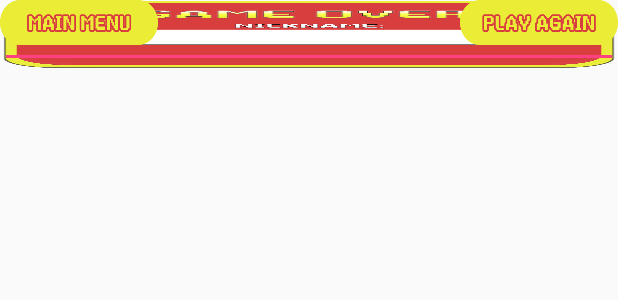
After one commit to valentinkatic/FlunkTheTeacher, an Android app: the layout alertdialog.xml on its own in the app's theme, with its tools: preview values and no code run, on a phone screen of 412 x 824 dp. The commit adds this screen. Shown: the top 300 px of the screen. Run offline under Robolectric (Android 15) with nearby library versions, the phone set to English and light mode, and no system bars.

Commit message:
uređena animacija play tipke napravljen dialog na gameover screen i ubačene tipke te i njihova funkcionalnost bez funkcionalnosti za upis podataka na top ljestvicu

```diff
--- /dev/null
+++ b/app/src/main/res/drawable/main_menu_button.xml
@@ -0,0 +1,5 @@
+<?xml version="1.0" encoding="utf-8"?>
+<selector xmlns:android="http://schemas.android.com/apk/res/android">
+    <item android:state_pressed="true" android:drawable="@drawable/main_menu_down" /> <!-- pressed -->
+    <item android:drawable="@drawable/main_menu_up" /> <!-- default -->
+</selector>
--- /dev/null
+++ b/app/src/main/res/drawable/play_again_button.xml
@@ -0,0 +1,5 @@
+<?xml version="1.0" encoding="utf-8"?>
+<selector xmlns:android="http://schemas.android.com/apk/res/android">
+    <item android:state_pressed="true" android:drawable="@drawable/play_again_button_down" /> <!-- pressed -->
+    <item android:drawable="@drawable/play_again_button_up" /> <!-- default -->
+</selector>
--- /dev/null
+++ b/app/src/main/res/layout/alertdialog.xml
@@ -0,0 +1,46 @@
+<?xml version="1.0" encoding="utf-8"?>
+<RelativeLayout xmlns:android="http://schemas.android.com/apk/res/android"
+    android:layout_width="wrap_content"
+    android:layout_height="wrap_content">
+
+    <ImageView
+        android:src="@drawable/gameover"
+        android:scaleType="fitXY"
+        android:layout_width="0dp"
+        android:layout_height="0dp"
+        android:layout_alignTop="@+id/dialog_layout_main"
+        android:layout_alignBottom="@id/dialog_layout_main"
+        android:layout_alignLeft="@id/dialog_layout_main"
+        android:layout_alignRight="@id/dialog_layout_main" />
+
+    <RelativeLayout
+        android:layout_width="match_parent"
+        android:layout_height="wrap_content"
+        android:id="@id/dialog_layout_main">
+
+        <EditText
+            android:layout_width="match_parent"
+            android:layout_height="wrap_content"
+            android:id="@+id/editText" />
+
+        <ImageButton
+            android:id="@+id/main_menu"
+            android:layout_width="105dp"
+            android:layout_height="30dp"
+            android:text="Main Menu"
+            android:layout_alignParentLeft="true"
+            android:background="@drawable/main_menu_button" />
+
+
+        <ImageButton
+            android:layout_width="105dp"
+            android:layout_height="30dp"
+            android:text="Play Again"
+            android:id="@+id/play_again"
+            android:background="@drawable/play_again_button"
+            android:layout_alignParentRight="true" />
+
+    </RelativeLayout>
+
+
+</RelativeLayout>
--- a/app/src/main/res/values/strings.xml
+++ b/app/src/main/res/values/strings.xml
@@ -1,3 +1,3 @@
 <resources>
-    <string name="app_name">FlunkTheTeacher</string>
+    <string name="app_name">Flunk The Teacher</string>
 </resources>
```
Also changed, not shown: app/src/main/java/com/katic/flunktheteacher/GameView.java (+84 -18 lines), app/src/main/res/drawable/gameover.png, app/src/main/res/drawable/main_menu_down.png, app/src/main/res/drawable/play_again_button_down.png.
